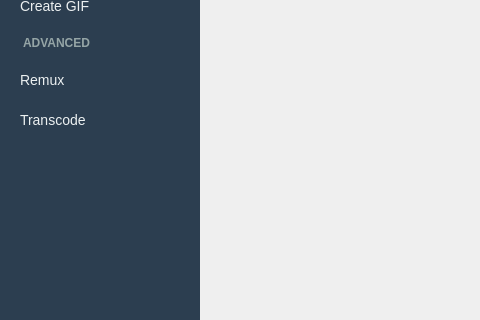
First picture: the form in src/builder/src/open_converter.ui, repository OpenConverterLab/OpenConverter, before the edit; both pictures show x 0 to 480 and y 247 to 567 of the 1200 by 700 pixel window.
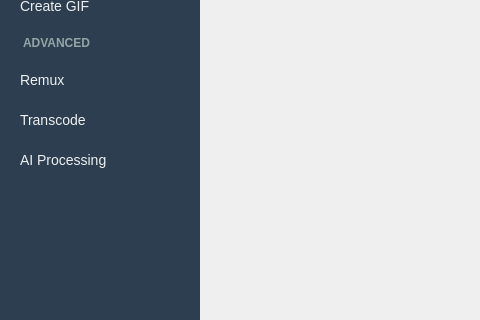
Second picture: the form after the edit.

Commit message:
AI Processing Support: Real-ESRGAN model powered by BMF
- Add enahnce_module.py (Real-ESRGAN), support GPU acceleration.

- Both of GUI and CLI support call this AI feature.

TODO:
Add translation for AI page

The edit to the form file:
```diff
--- a/src/builder/src/open_converter.ui
+++ b/src/builder/src/open_converter.ui
@@ -175,6 +175,16 @@
          </property>
         </widget>
        </item>
+       <item>
+        <widget class="QPushButton" name="btnAIProcessing">
+         <property name="text">
+          <string>AI Processing</string>
+         </property>
+         <property name="checkable">
+          <bool>true</bool>
+         </property>
+        </widget>
+       </item>
        <item>
         <spacer name="verticalSpacer">
          <property name="orientation">
```
The commit also changes 11 other files.
